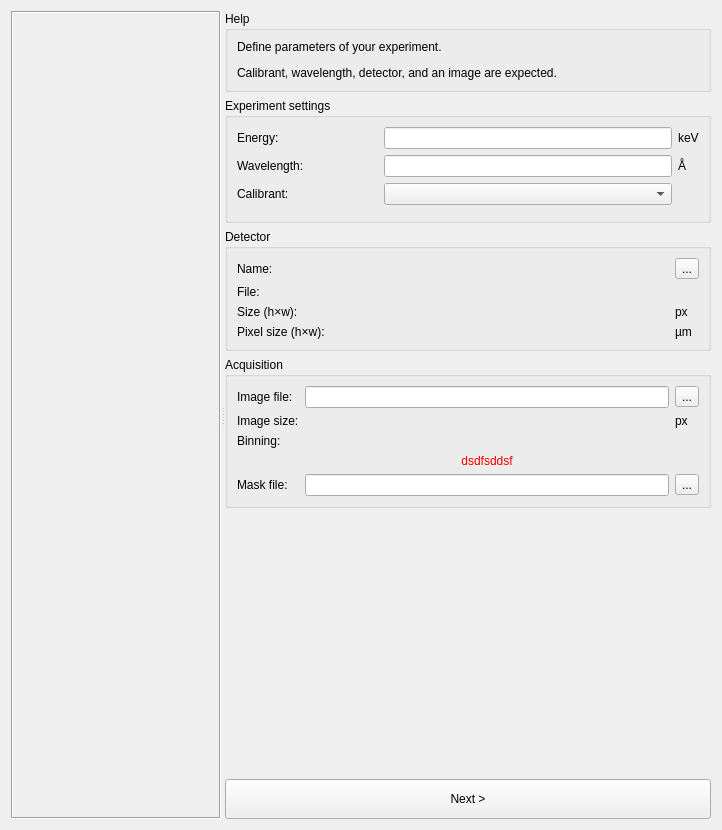
Above: src/pyFAI/resources/gui/calibration-experiment.ui from silx-kit/pyFAI before the change. Below: the same form after it.
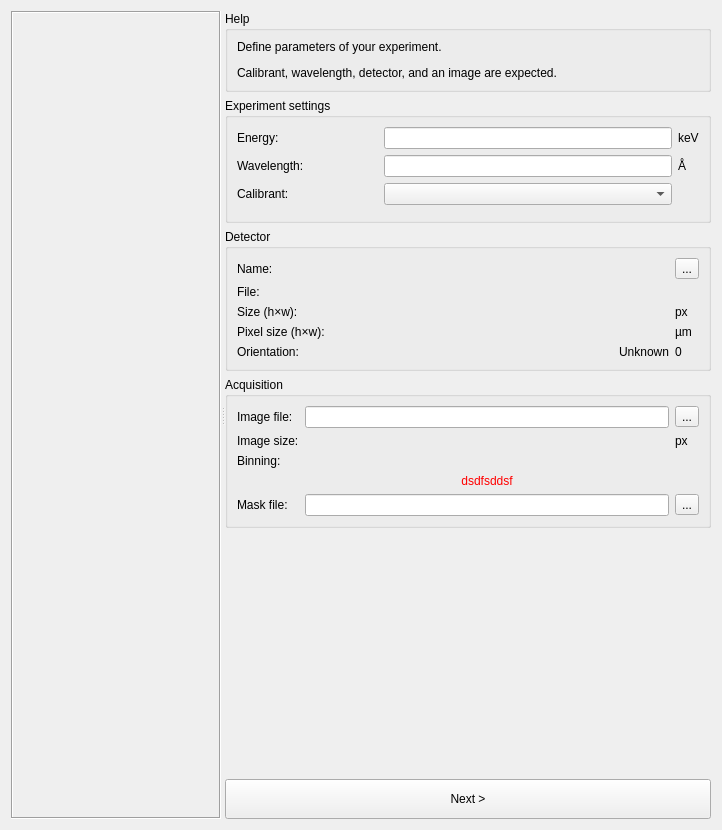
That is the form after the change. Custom widgets are drawn as their Qt base class.

Commit message:
expose the orientation selection in the calibration GUI
WIP

Diff of the .ui file:
```diff
--- a/src/pyFAI/resources/gui/calibration-experiment.ui
+++ b/src/pyFAI/resources/gui/calibration-experiment.ui
@@ -264,6 +264,43 @@
             </property>
            </widget>
           </item>
+          <item row="2" column="1">
+           <widget class="QLabel" name="_detectorSize">
+            <property name="text">
+             <string/>
+            </property>
+            <property name="alignment">
+             <set>Qt::AlignRight|Qt::AlignTrailing|Qt::AlignVCenter</set>
+            </property>
+           </widget>
+          </item>
+          <item row="4" column="2">
+           <widget class="QLabel" name="_detectorOrientationValue">
+            <property name="text">
+             <string>0</string>
+            </property>
+           </widget>
+          </item>
+          <item row="4" column="0">
+           <widget class="QLabel" name="_detectorOrientationLabel">
+            <property name="toolTip">
+             <string>Detector pixel size without binning</string>
+            </property>
+            <property name="text">
+             <string>Orientation:</string>
+            </property>
+           </widget>
+          </item>
+          <item row="4" column="1">
+           <widget class="QLabel" name="_detectorOrientationName">
+            <property name="text">
+             <string>Unknown</string>
+            </property>
+            <property name="alignment">
+             <set>Qt::AlignRight|Qt::AlignTrailing|Qt::AlignVCenter</set>
+            </property>
+           </widget>
+          </item>
          </layout>
         </widget>
        </item>
```
Left out of the diff: 91 changed lines with no effect on the pictures. The commit also changes 6 other files.
